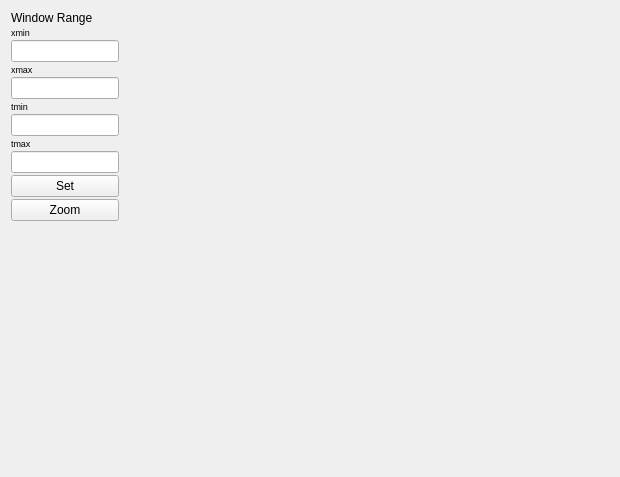
This is gui/Ui_ZoomWidgetSimple.ui in TUD-RST/pyplane as Qt 5 draws it before an edit. The edited form follows.
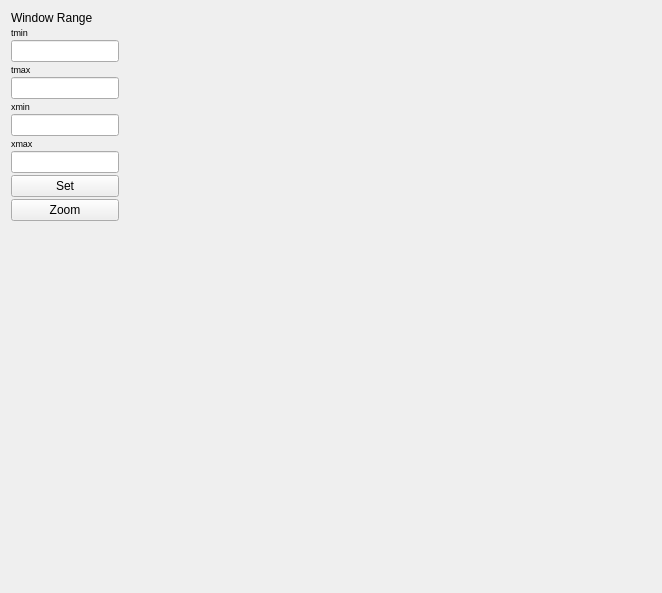
This is the edited form.

Patch:
```diff
--- a/gui/Ui_ZoomWidgetSimple.ui
+++ b/gui/Ui_ZoomWidgetSimple.ui
@@ -6,8 +6,8 @@
    <rect>
     <x>0</x>
     <y>0</y>
-    <width>620</width>
-    <height>477</height>
+    <width>662</width>
+    <height>593</height>
    </rect>
   </property>
   <property name="windowTitle">
@@ -30,14 +30,14 @@
       </widget>
      </item>
      <item>
-      <widget class="QLabel" name="param_minLabel">
+      <widget class="QLabel" name="tminLabel">
        <property name="font">
         <font>
          <pointsize>7</pointsize>
         </font>
        </property>
        <property name="text">
-        <string>xmin</string>
+        <string>tmin</string>
        </property>
       </widget>
      </item>
@@ -58,14 +58,14 @@
       </widget>
      </item>
      <item>
-      <widget class="QLabel" name="param_maxLabel">
+      <widget class="QLabel" name="tmaxLabel">
        <property name="font">
         <font>
          <pointsize>7</pointsize>
         </font>
        </property>
        <property name="text">
-        <string>xmax</string>
+        <string>tmax</string>
        </property>
       </widget>
      </item>
@@ -86,14 +86,14 @@
       </widget>
      </item>
      <item>
-      <widget class="QLabel" name="label_3">
+      <widget class="QLabel" name="param_minLabel">
        <property name="font">
         <font>
          <pointsize>7</pointsize>
         </font>
        </property>
        <property name="text">
-        <string>tmin</string>
+        <string>xmin</string>
        </property>
       </widget>
      </item>
@@ -114,14 +114,14 @@
       </widget>
      </item>
      <item>
-      <widget class="QLabel" name="label_4">
+      <widget class="QLabel" name="param_maxLabel">
        <property name="font">
         <font>
          <pointsize>7</pointsize>
         </font>
        </property>
        <property name="text">
-        <string>tmax</string>
+        <string>xmax</string>
        </property>
       </widget>
      </item>
```
